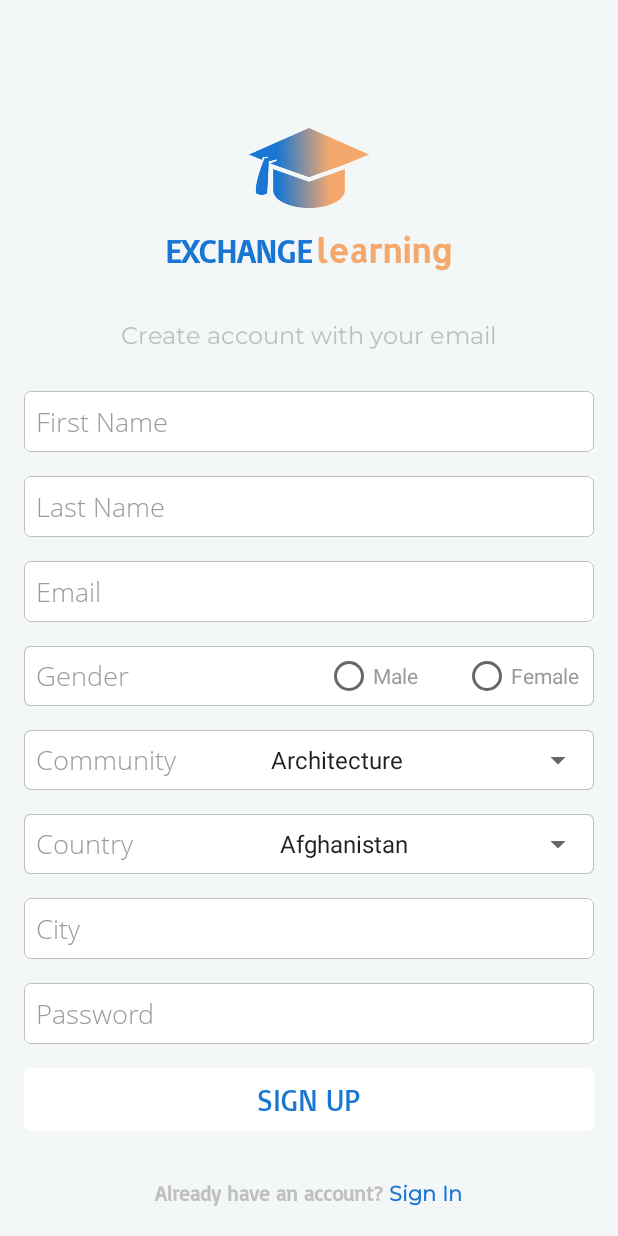
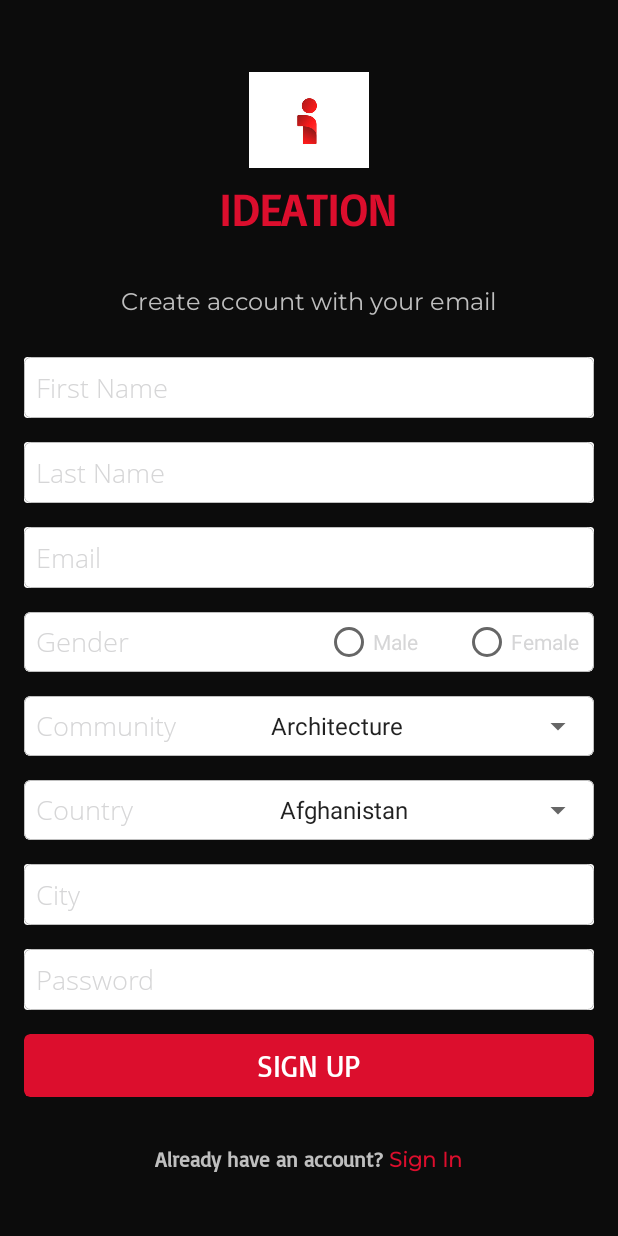
Before and after one commit to mishu18/Ideation, an Android app: the signupActivity screen opened directly, with no data from a screen before it, on a phone screen of 412 x 824 dp. Run offline under Robolectric (Android 15) with nearby library versions, the phone set to English and light mode, and no system bars; our stand-ins replace Firebase (no records; nobody signed in at launch, a user with empty details on screens opened directly); libraries missing offline, so code that uses them is left out: com.wang.avi; plain views replace AVLoadingIndicatorView; 1 statement that could not run was skipped.

Commit message:
Ideation started

```diff
--- a/app/src/main/res/layout/activity_signup.xml
+++ b/app/src/main/res/layout/activity_signup.xml
@@ -16,7 +16,7 @@
             android:layout_width="80dp"
             android:layout_height="80dp"
             android:layout_centerHorizontal="true"
-            android:layout_marginTop="72dp"
+            android:layout_marginTop="40dp"
             android:src="@drawable/app_logo_cap" />
 
         <LinearLayout
@@ -33,20 +33,12 @@
                 android:layout_height="wrap_content"
                 android:layout_marginEnd="1dp"
                 android:fontFamily="@font/basic"
-                android:text="EXCHANGE"
+                android:text="IDEATION"
                 android:textColor="@color/hamburger"
-                android:textSize="22sp"
+                android:textSize="30sp"
                 android:textStyle="bold" />
 
-            <TextView
-                android:layout_width="wrap_content"
-                android:layout_height="wrap_content"
-                android:layout_marginStart="1dp"
-                android:fontFamily="@font/allerta"
-                android:text="learning"
-                android:textColor="@color/drawer_orange"
-                android:textSize="22sp"
-                android:textStyle="bold" />
+
         </LinearLayout>
 
         <TextView
@@ -89,8 +81,8 @@
                 android:paddingTop="8dp"
                 android:paddingEnd="8dp"
                 android:paddingBottom="8dp"
-                android:textColor="@color/darkGray"
-                android:textColorHint="@color/darkGray"
+                android:textColor="@color/black"
+                android:textColorHint="@color/black"
                 android:textSize="18sp"
                 android:theme="@style/LoginEditTextStyle" />
 
@@ -123,8 +115,8 @@
                 android:paddingTop="8dp"
                 android:paddingEnd="8dp"
                 android:paddingBottom="8dp"
-                android:textColor="@color/darkGray"
-                android:textColorHint="@color/darkGray"
+                android:textColor="@color/black"
+                android:textColorHint="@color/black"
                 android:textSize="18sp"
                 android:theme="@style/LoginEditTextStyle" />
         </androidx.cardview.widget.CardView>
@@ -157,8 +149,8 @@
                 android:paddingEnd="8dp"
                 android:inputType="textEmailAddress"
                 android:paddingBottom="8dp"
-                android:textColor="@color/darkGray"
-                android:textColorHint="@color/darkGray"
+                android:textColor="@color/black"
+                android:textColorHint="@color/black"
                 android:textSize="18sp"
                 android:theme="@style/LoginEditTextStyle" />
         </androidx.cardview.widget.CardView>
@@ -185,7 +177,7 @@
                     android:layout_marginStart="8dp"
                     android:layout_gravity="center_vertical"
                     android:id="@+id/textView2"
-                    android:textColor="@color/darkGray"
+                    android:textColor="@color/black"
                     android:layout_width="wrap_content"
                     android:layout_height="wrap_content"
                     android:fontFamily="@font/open_sans_light"
@@ -203,14 +195,14 @@
                     android:orientation="horizontal">
 
                     <RadioButton
-                        android:textColor="@color/darkGray"
+                        android:textColor="@color/black"
                         android:id="@+id/male_button"
                         android:layout_width="wrap_content"
                         android:layout_height="wrap_content"
                         android:text="Male" />
 
                     <RadioButton
-                        android:textColor="@color/darkGray"
+                        android:textColor="@color/black"
                         android:id="@+id/female_button"
                         android:layout_width="wrap_content"
                         android:layout_height="wrap_content"
@@ -243,7 +235,7 @@
 
                 <TextView
                     android:layout_marginStart="8dp"
-                    android:textColor="@color/darkGray"
+                    android:textColor="@color/black"
                     android:layout_width="0dp"
                     android:layout_height="match_parent"
                     android:layout_marginRight="10dp"
@@ -281,7 +273,7 @@
                 android:orientation="horizontal">
 
                 <TextView
-                    android:textColor="@color/darkGray"
+                    android:textColor="@color/black"
                     android:layout_width="0dp"
                     android:layout_height="match_parent"
                     android:layout_marginEnd="10dp"
@@ -329,8 +321,8 @@
                 android:paddingTop="8dp"
                 android:paddingEnd="8dp"
                 android:paddingBottom="8dp"
-                android:textColor="@color/darkGray"
-                android:textColorHint="@color/darkGray"
+                android:textColor="@color/black"
+                android:textColorHint="@color/black"
                 android:textSize="18sp"
                 android:theme="@style/LoginEditTextStyle" />
         </androidx.cardview.widget.CardView>
@@ -363,8 +355,8 @@
                 android:paddingTop="8dp"
                 android:paddingEnd="8dp"
                 android:paddingBottom="8dp"
-                android:textColor="@color/darkGray"
-                android:textColorHint="@color/darkGray"
+                android:textColor="@color/black"
+                android:textColorHint="@color/black"
                 android:textSize="18sp"
                 android:theme="@style/LoginEditTextStyle" />
         </androidx.cardview.widget.CardView>
@@ -377,6 +369,7 @@
             android:layout_marginStart="16dp"
             android:layout_marginTop="16dp"
             android:layout_marginEnd="16dp"
+            android:backgroundTint="@color/hamburger"
             android:clickable="true"
             android:focusable="true"
             android:foreground="?attr/selectableItemBackground"
@@ -388,6 +381,7 @@
             app:cardElevation="0dp">
 
             <TextView
+
                 android:layout_width="wrap_content"
                 android:layout_height="wrap_content"
                 android:layout_gravity="center_horizontal"
@@ -395,7 +389,7 @@
                 android:paddingTop="8dp"
                 android:paddingBottom="8dp"
                 android:text="SIGN UP"
-                android:textColor="@color/hamburger"
+                android:textColor="@color/whiteTextColor"
                 android:textSize="20sp" />
         </androidx.cardview.widget.CardView>
 
--- a/app/src/main/res/values/colors.xml
+++ b/app/src/main/res/values/colors.xml
@@ -2,8 +2,8 @@
 <resources>
     <color name="colorPrimary">#FAFAFB</color>
     <color name="colorPrimaryDark">#FAFAFB</color>
-    <color name="colorAccent">#1976D2</color>
-    <color name="hamburger">#1976D2</color>
+    <color name="colorAccent">#1982D2</color>
+    <color name="hamburger">#DC0E2D</color>
     <color name="lessGray">#D9DDDD</color>
     <color name="lesserGray">#E6E8E8</color>
     <color name="darkGray">#9A9A9C</color>
@@ -48,7 +48,7 @@
     <color name="inputHintColor">#7d7c7c</color>
     <color name="fullwhite">#ffffff</color>
     <color name="fullBlack">#000</color>
-    <color name="loginSignUpBackground">#F3F7F8</color>
+    <color name="loginSignUpBackground">#0C0C0C</color>
     <color name="profilePrimaryDark">#FF3B30</color>
     <color name="profileAccentColor">#F7F7F7</color>
     <color name="whiteTextColor">#fff</color>
```
Also changed, not shown: app/src/main/res/layout/activity_login.xml (+8 -16 lines), app/src/main/res/drawable/app_logo_cap.png.
